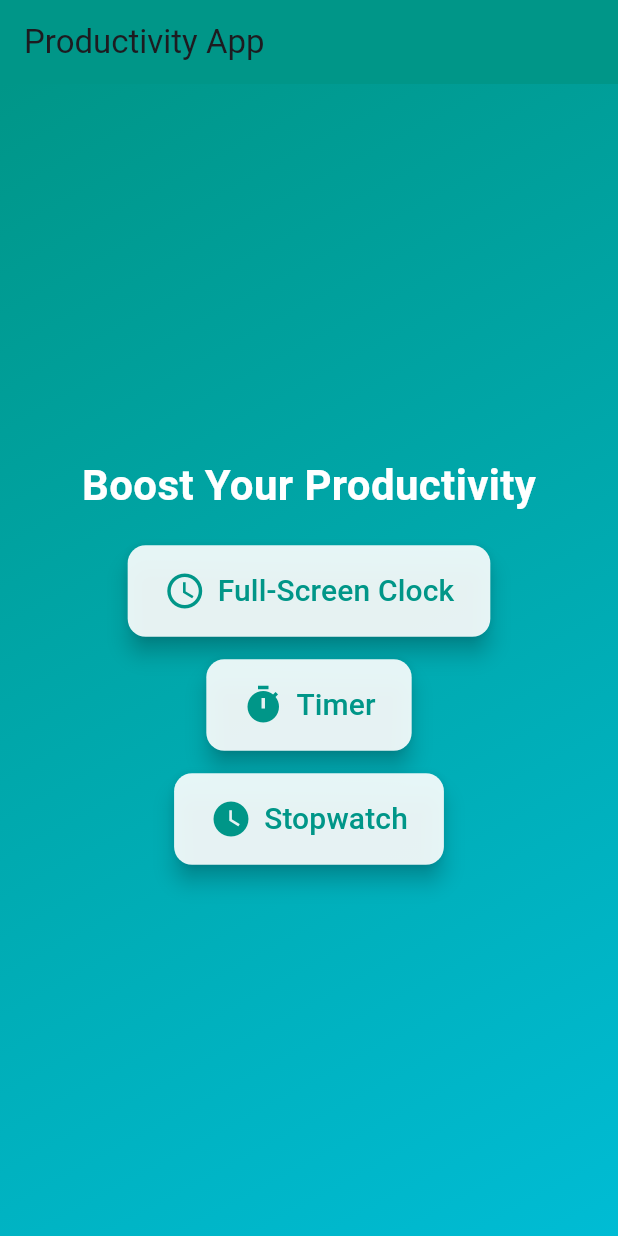
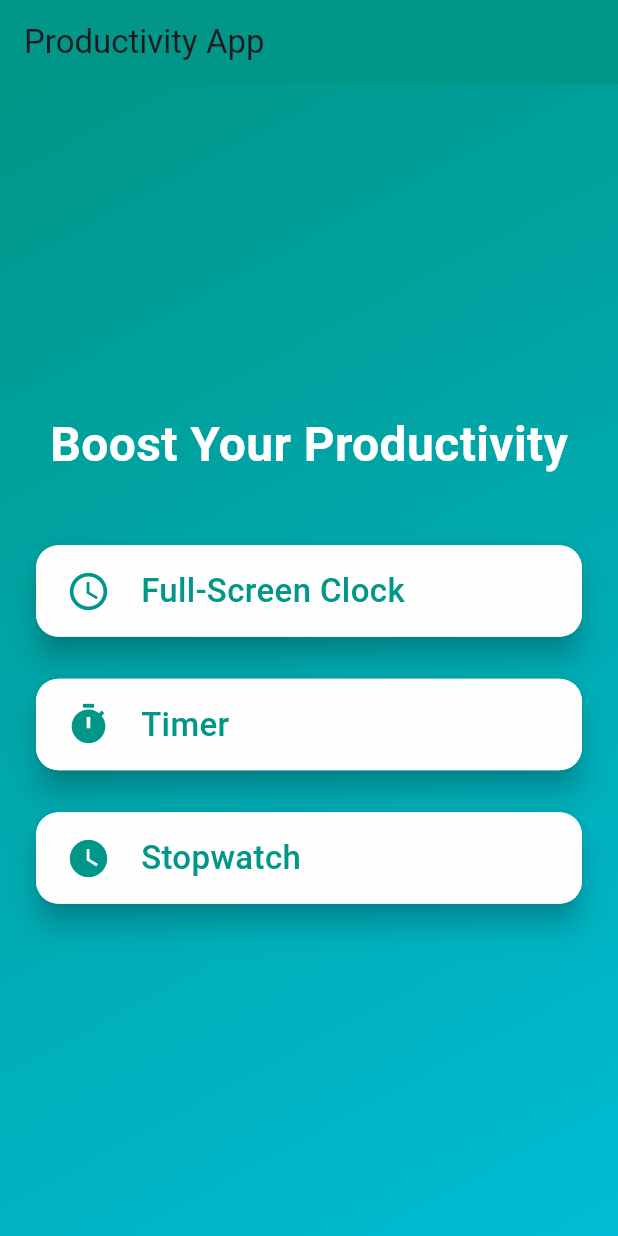
Before and after one commit to Ashmithelps/productivity_booster, a Flutter app: the screen it shows after launch, on a phone screen of 412 x 824 dp. Run offline on Flutter 3.47's test engine with Material 3 defaults, Android fonts, the phone set to English and light mode, and no system bars.

Commit message:
Implemented dark mode and updated UI

```diff
--- a/lib/main.dart
+++ b/lib/main.dart
@@ -15,7 +15,7 @@ class MyApp extends StatelessWidget {
     return MaterialApp(
       title: 'Productivity App',
       theme: ThemeData(
-        primarySwatch: Colors.blue,
+        primarySwatch: Colors.teal,
       ),
       home: const HomeScreen(),
       debugShowCheckedModeBanner: false,
@@ -43,18 +43,20 @@ class HomeScreen extends StatelessWidget {
             end: Alignment.bottomRight,
           ),
         ),
+        child: Padding(
+          padding: const EdgeInsets.all(20.0),
           child: Column(
             mainAxisAlignment: MainAxisAlignment.center,
             children: [
               const Text(
                 'Boost Your Productivity',
                 style: TextStyle(
-                fontSize: 28,
+                  fontSize: 32,
                   fontWeight: FontWeight.bold,
                   color: Colors.white,
                 ),
               ),
-            const SizedBox(height: 20),
+              const SizedBox(height: 40),
               _buildMenuButton(
                 context,
                 title: 'Full-Screen Clock',
@@ -66,7 +68,7 @@ class HomeScreen extends StatelessWidget {
                   );
                 },
               ),
-            const SizedBox(height: 15),
+              const SizedBox(height: 20),
               _buildMenuButton(
                 context,
                 title: 'Timer',
@@ -78,7 +80,7 @@ class HomeScreen extends StatelessWidget {
                   );
                 },
               ),
-            const SizedBox(height: 15),
+              const SizedBox(height: 20),
               _buildMenuButton(
                 context,
                 title: 'Stopwatch',
@@ -93,32 +95,45 @@ class HomeScreen extends StatelessWidget {
             ],
           ),
         ),
+      ),
     );
   }
 
   Widget _buildMenuButton(BuildContext context,
       {required String title, required IconData icon, required VoidCallback onTap}) {
-    return ElevatedButton.icon(
-      onPressed: onTap,
-      style: ElevatedButton.styleFrom(
-        padding: const EdgeInsets.symmetric(horizontal: 24, vertical: 16),
-        backgroundColor: Colors.white.withOpacity(0.9),
+    return Card(
+      elevation: 8,
       shape: RoundedRectangleBorder(
-          borderRadius: BorderRadius.circular(12),
+        borderRadius: BorderRadius.circular(15),
       ),
-        elevation: 6,
+      child: InkWell(
+        onTap: onTap,
+        borderRadius: BorderRadius.circular(15),
+        child: Container(
+          padding: const EdgeInsets.symmetric(horizontal: 20, vertical: 15),
+          decoration: BoxDecoration(
+            borderRadius: BorderRadius.circular(15),
+            color: Colors.white.withOpacity(0.9),
           ),
-      icon: Icon(
+          child: Row(
+            mainAxisAlignment: MainAxisAlignment.start,
+            children: [
+              Icon(
                 icon,
                 color: Colors.teal,
-        size: 28,
+                size: 30,
               ),
-      label: Text(
+              const SizedBox(width: 20),
+              Text(
                 title,
                 style: const TextStyle(
-          fontSize: 20,
+                  fontSize: 22,
                   fontWeight: FontWeight.w500,
                   color: Colors.teal,
+                ),
+              ),
+            ],
+          ),
         ),
       ),
     );
```
Lines whose indentation alone changed are shown as unchanged.
